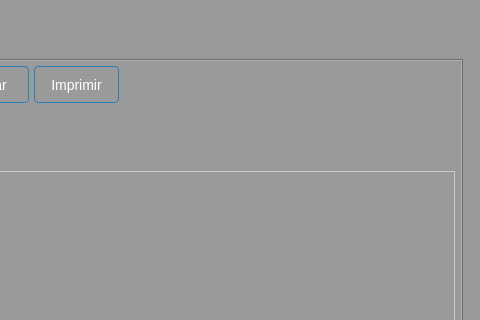
Before: the Qt Designer form Sistema de ventas/ui/FrmIngreso.ui in CodeDrTech/DevelopPython, drawn with Qt 5; both pictures show x 378 to 858 and y 0 to 320 of the 858 by 625 pixel window.
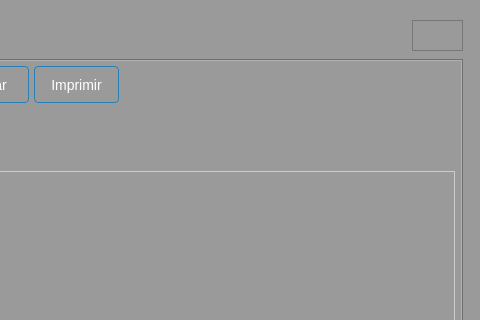
After: the same form once the commit is applied.

What changed in the file:
```diff
--- a/Sistema de ventas/ui/FrmIngreso.ui
+++ b/Sistema de ventas/ui/FrmIngreso.ui
@@ -1997,6 +1997,16 @@
      </widget>
     </widget>
    </widget>
+   <widget class="QTableView" name="tbSesiones">
+    <property name="geometry">
+     <rect>
+      <x>790</x>
+      <y>20</y>
+      <width>51</width>
+      <height>31</height>
+     </rect>
+    </property>
+   </widget>
   </widget>
   <widget class="QStatusBar" name="statusbar"/>
  </widget>
```
